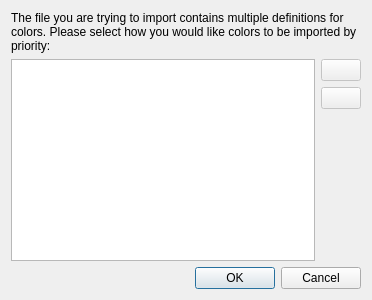
Before: the Qt Designer form scribus/ui/cxfimportdialogbase.ui in scribusproject/scribus, drawn with Qt 5.
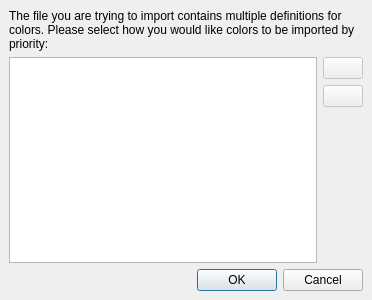
After: the same form once the commit is applied.

Commit message: #16472: Unify margins and spacing for dialogs, set 7 <bubu>

```diff
--- a/scribus/ui/cxfimportdialogbase.ui
+++ b/scribus/ui/cxfimportdialogbase.ui
@@ -14,6 +14,18 @@
    <string>CxF Import</string>
   </property>
   <layout class="QVBoxLayout" name="verticalLayout">
+   <property name="leftMargin">
+    <number>9</number>
+   </property>
+   <property name="topMargin">
+    <number>9</number>
+   </property>
+   <property name="rightMargin">
+    <number>9</number>
+   </property>
+   <property name="bottomMargin">
+    <number>9</number>
+   </property>
    <item>
     <widget class="QLabel" name="label">
      <property name="text">
```
The commit also changes 7 other files.
